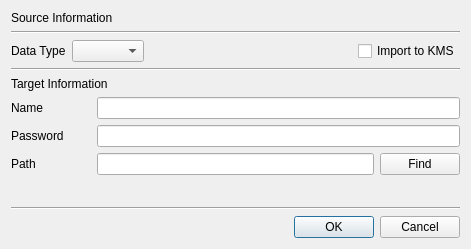
The window that CertMan/import_dlg.ui (jykim74/CertMan) describes before a commit, drawn with Qt 5.
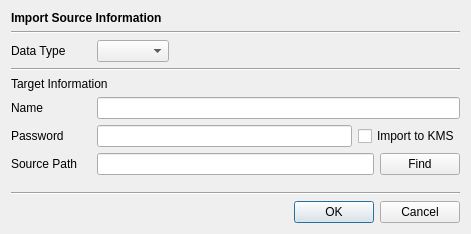
The same window after the commit.

Patch:
```diff
--- a/CertMan/import_dlg.ui
+++ b/CertMan/import_dlg.ui
@@ -7,7 +7,7 @@
     <x>0</x>
     <y>0</y>
     <width>471</width>
-    <height>249</height>
+    <height>234</height>
    </rect>
   </property>
   <property name="windowTitle">
@@ -16,8 +16,14 @@
   <layout class="QVBoxLayout" name="verticalLayout">
    <item>
     <widget class="QLabel" name="label">
+     <property name="font">
+      <font>
+       <weight>75</weight>
+       <bold>true</bold>
+      </font>
+     </property>
      <property name="text">
-      <string>Source Information</string>
+      <string>Import Source Information</string>
      </property>
     </widget>
    </item>
@@ -33,18 +39,17 @@
      <property name="topMargin">
       <number>0</number>
      </property>
-     <item row="0" column="3">
-      <widget class="QCheckBox" name="mImportKMSCheck">
-       <property name="text">
-        <string>Import to KMS</string>
-       </property>
-      </widget>
-     </item>
      <item row="0" column="1">
       <widget class="QComboBox" name="mDataTypeCombo"/>
      </item>
      <item row="0" column="0">
       <widget class="QLabel" name="label_2">
+       <property name="minimumSize">
+        <size>
+         <width>80</width>
+         <height>0</height>
+        </size>
+       </property>
        <property name="maximumSize">
         <size>
          <width>80</width>
@@ -107,6 +112,9 @@
    </item>
    <item>
     <layout class="QGridLayout" name="gridLayout_5">
+     <item row="0" column="1">
+      <widget class="QLineEdit" name="mPasswordText"/>
+     </item>
      <item row="0" column="0">
       <widget class="QLabel" name="label_6">
        <property name="minimumSize">
@@ -120,8 +128,12 @@
        </property>
       </widget>
      </item>
-     <item row="0" column="1">
-      <widget class="QLineEdit" name="mPasswordText"/>
+     <item row="0" column="2">
+      <widget class="QCheckBox" name="mImportKMSCheck">
+       <property name="text">
+        <string>Import to KMS</string>
+       </property>
+      </widget>
      </item>
     </layout>
    </item>
@@ -139,7 +151,7 @@
         </size>
        </property>
        <property name="text">
-        <string>Path</string>
+        <string>Source Path</string>
        </property>
       </widget>
      </item>
```
Left out of the diff: 1 changed line with no effect on the pictures.
